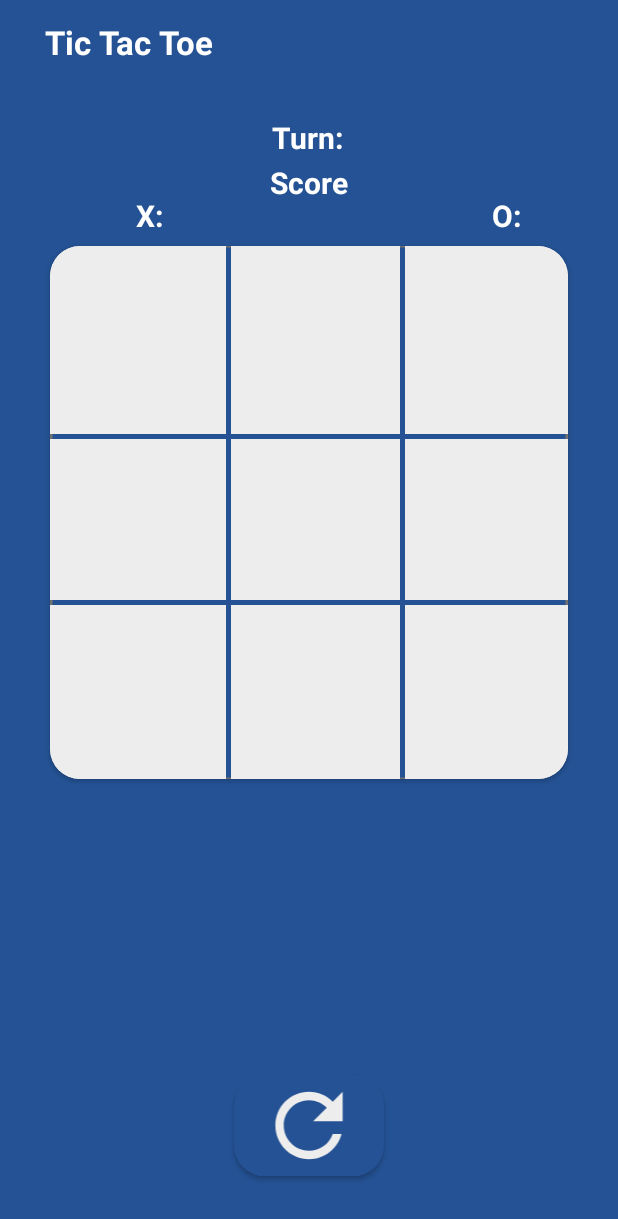
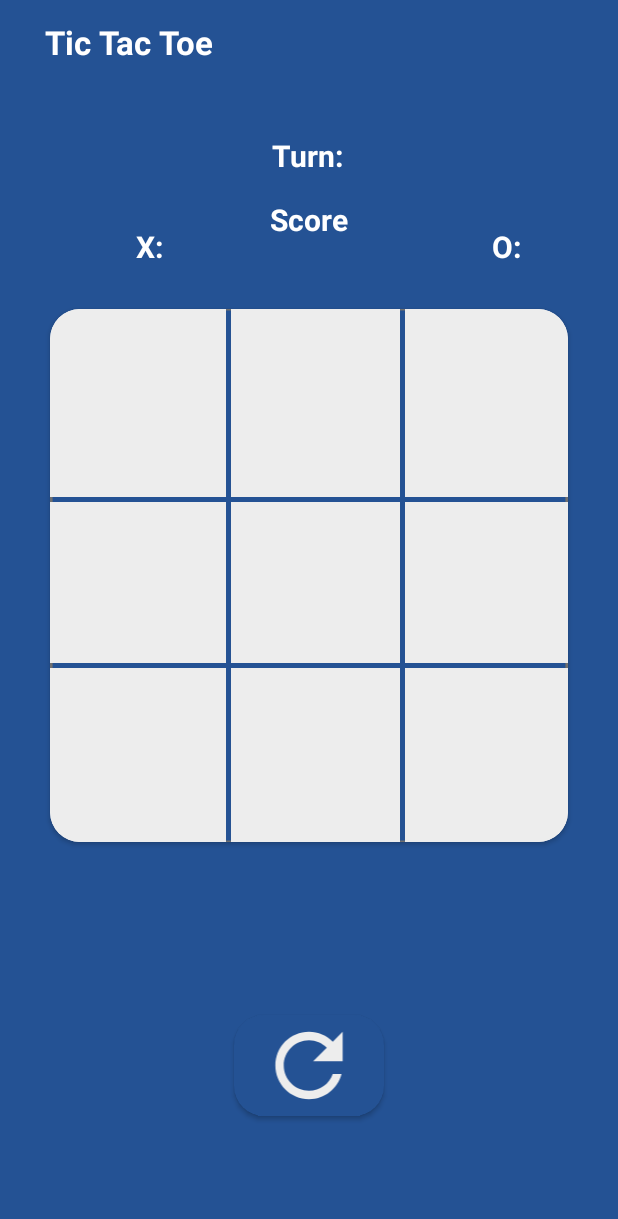
Before and after one commit to bassam-khafagy127/XOGame, an Android app: the screen it shows after launch (MainActivity), on a phone screen of 412 x 824 dp. Shown: the top 1219 px of the screen. Run offline under Robolectric (Android 15) with nearby library versions, the light colour scheme and no system bars.

Commit message:
finish 1

```diff
--- a/app/src/main/res/layout/activity_main.xml
+++ b/app/src/main/res/layout/activity_main.xml
@@ -45,7 +45,7 @@
         android:id="@+id/textView"
         android:layout_width="wrap_content"
         android:layout_height="wrap_content"
-        android:layout_marginTop="52dp"
+        android:layout_marginTop="60dp"
         android:layout_marginBottom="29dp"
         android:text="@string/score"
         android:textColor="@color/white"
@@ -94,7 +94,7 @@
         android:layout_width="345dp"
         android:layout_height="355dp"
         android:layout_marginStart="10dp"
-        android:layout_marginTop="108dp"
+        android:layout_marginTop="150dp"
         android:layout_marginEnd="10dp"
         android:foreground="@color/card_transparent"
         app:cardCornerRadius="20dp"
@@ -322,7 +322,7 @@
     <androidx.cardview.widget.CardView
         android:layout_width="100dp"
         android:layout_height="67dp"
-        android:layout_marginBottom="40dp"
+        android:layout_marginBottom="80dp"
         android:onClick="onClick"
         app:cardBackgroundColor="@color/solid_bk"
         app:cardCornerRadius="20dp"
```
Also changed, not shown: app/src/main/java/com/khafagy/xogame/MainActivity.java (+36 -11 lines).
